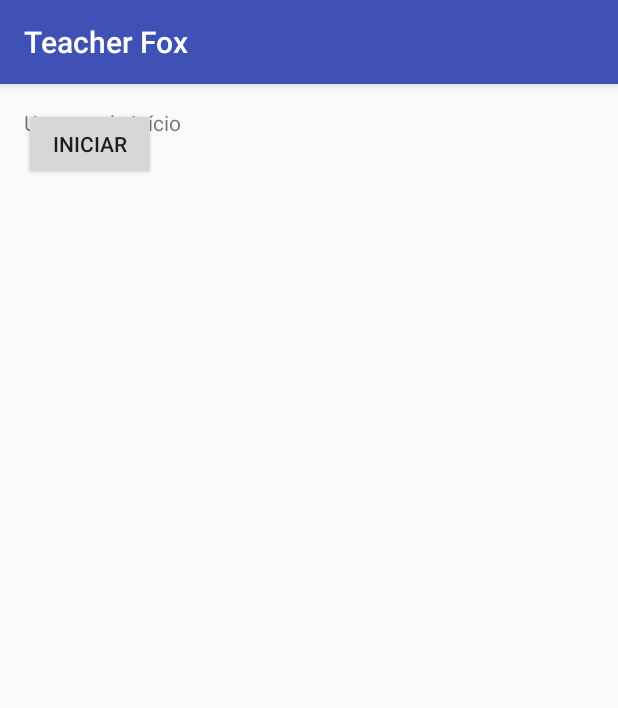
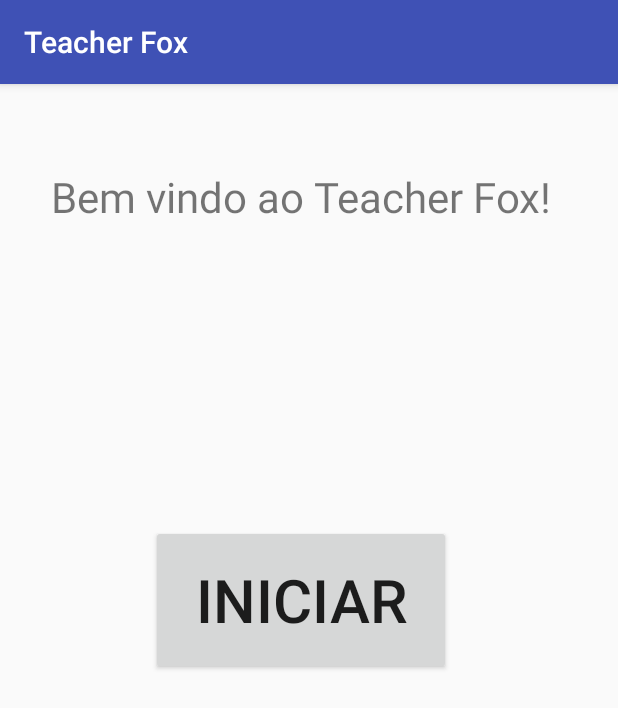
Before and after one commit to AndreArrebola/TeacherFox, an Android app: the screen it shows after launch (MainActivity), on a phone screen of 412 x 824 dp. Shown: the top 708 px of the screen. Run offline under Robolectric (Android 15) with nearby library versions, the phone set to English and light mode, and no system bars.

Commit message:
Primeira tela

```diff
--- a/TeacherFox/app/src/main/res/layout/activity_main.xml
+++ b/TeacherFox/app/src/main/res/layout/activity_main.xml
@@ -7,14 +7,33 @@
     android:paddingLeft="@dimen/activity_horizontal_margin"
     android:paddingRight="@dimen/activity_horizontal_margin"
     android:paddingTop="@dimen/activity_vertical_margin"
+
     tools:context="com.teacherfox.legendary.teacherfox.MainActivity">
-
+<LinearLayout
+    android:layout_width="match_parent"
+    android:layout_height="wrap_content"
+    android:paddingRight="10dp"
+    android:orientation="vertical">
     <TextView
         android:layout_width="wrap_content"
         android:layout_height="wrap_content"
-        android:text="Um grande início" />
-    <Button
+        android:text="@string/welcome"
+        android:layout_gravity="center"
+        android:layout_marginTop="40dp"
+        android:textSize="28dp"/>
+    <LinearLayout
         android:layout_width="wrap_content"
         android:layout_height="wrap_content"
-        android:text="Iniciar"/>
+        android:layout_gravity="center"
+        android:layout_marginTop="200dp"
+        >
+        <Button
+            android:layout_width="200dp"
+            android:layout_height="100dp"
+android:textSize="40dp"
+            android:text="Iniciar"/>
+
+    </LinearLayout>
+</LinearLayout>
+
 </RelativeLayout>
--- a/TeacherFox/app/src/main/res/values/strings.xml
+++ b/TeacherFox/app/src/main/res/values/strings.xml
@@ -1,3 +1,4 @@
 <resources>
     <string name="app_name">Teacher Fox</string>
+    <string name="welcome">Bem vindo ao Teacher Fox!</string>
 </resources>
```
